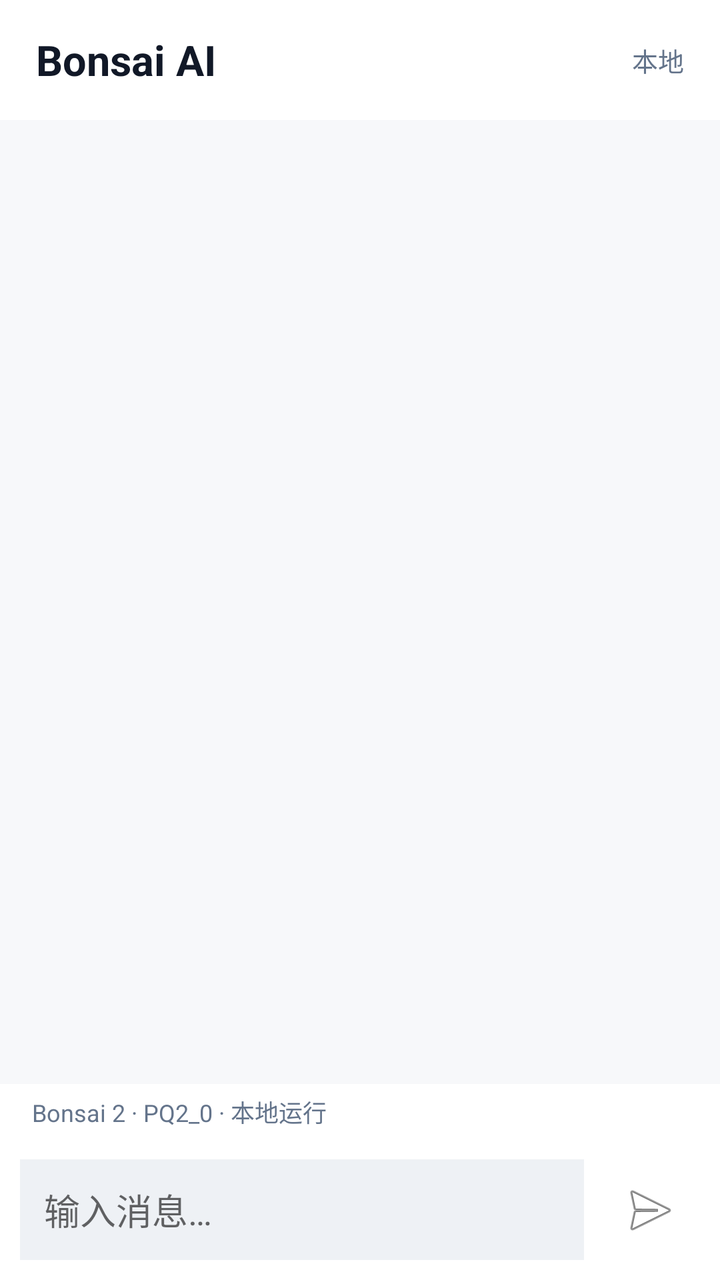
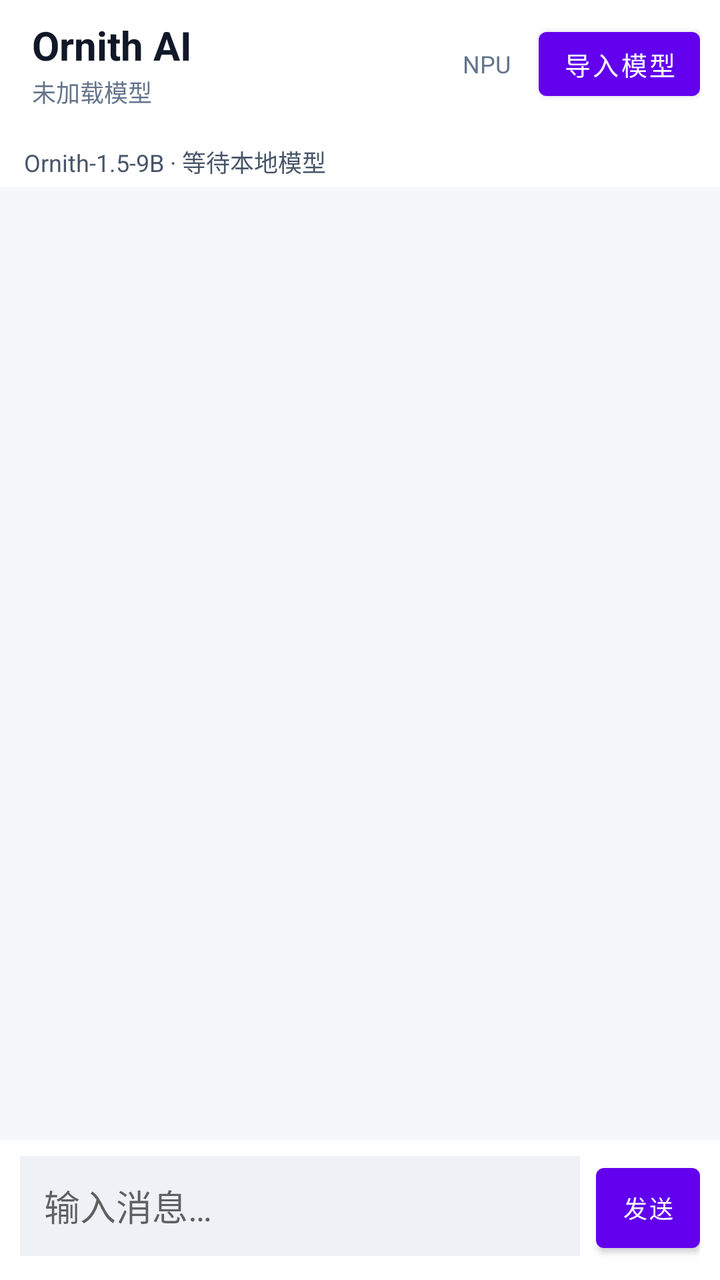

The first picture is an Android layout as it rendered before a commit; the second is the same layout after the commit. The layout source and the unified diff follow.
<!-- AndroidManifest.xml: fallback theme Theme.MaterialComponents.DayNight.NoActionBar -->
<!-- res/layout/activity_chat.xml -->
<?xml version="1.0" encoding="utf-8"?>
<LinearLayout xmlns:android="http://schemas.android.com/apk/res/android"
    android:layout_width="match_parent"
    android:layout_height="match_parent"
    android:orientation="vertical"
    android:background="#F7F8FA">

    <LinearLayout
        android:layout_width="match_parent"
        android:layout_height="60dp"
        android:gravity="center_vertical"
        android:paddingStart="18dp"
        android:paddingEnd="18dp"
        android:background="#FFFFFF">

        <TextView
            android:id="@+id/chatTitle"
            android:layout_width="0dp"
            android:layout_height="wrap_content"
            android:layout_weight="1"
            android:text="Bonsai AI"
            android:textColor="#111827"
            android:textSize="21sp"
            android:textStyle="bold" />

        <TextView
            android:id="@+id/runtimeState"
            android:layout_width="wrap_content"
            android:layout_height="wrap_content"
            android:text="本地"
            android:textColor="#64748B"
            android:textSize="13sp" />
    </LinearLayout>

    <ScrollView
        android:id="@+id/messagesScroll"
        android:layout_width="match_parent"
        android:layout_height="0dp"
        android:layout_weight="1"
        android:fillViewport="true"
        android:padding="12dp">

        <LinearLayout
            android:id="@+id/messages"
            android:layout_width="match_parent"
            android:layout_height="wrap_content"
            android:orientation="vertical" />
    </ScrollView>

    <TextView
        android:id="@+id/statusLine"
        android:layout_width="match_parent"
        android:layout_height="wrap_content"
        android:text="Bonsai 2 · PQ2_0 · 本地运行"
        android:textColor="#64748B"
        android:textSize="12sp"
        android:paddingStart="16dp"
        android:paddingEnd="16dp"
        android:paddingTop="5dp"
        android:paddingBottom="5dp"
        android:background="#FFFFFF" />

    <LinearLayout
        android:layout_width="match_parent"
        android:layout_height="wrap_content"
        android:orientation="horizontal"
        android:gravity="bottom"
        android:padding="10dp"
        android:background="#FFFFFF">

        <EditText
            android:id="@+id/input"
            android:layout_width="0dp"
            android:layout_height="wrap_content"
            android:layout_weight="1"
            android:minHeight="48dp"
            android:maxLines="6"
            android:gravity="top|start"
            android:hint="输入消息…"
            android:padding="12dp"
            android:background="#EEF1F5"
            android:inputType="textCapSentences|textMultiLine" />

        <ImageButton
            android:id="@+id/send"
            android:layout_width="50dp"
            android:layout_height="50dp"
            android:layout_marginStart="8dp"
            android:contentDescription="发送"
            android:src="@android:drawable/ic_menu_send"
            android:background="?android:attr/selectableItemBackgroundBorderless" />
    </LinearLayout>
</LinearLayout>
<!-- resources referenced by this layout -->
<resources>

</resources>

<!-- the commit's change to res/layout/activity_chat.xml (unified diff, before → after) -->
@@ -3,33 +3,83 @@
     android:layout_width="match_parent"
     android:layout_height="match_parent"
     android:orientation="vertical"
-    android:background="#F7F8FA">
+    android:background="#F6F7F9">
 
     <LinearLayout
         android:layout_width="match_parent"
-        android:layout_height="60dp"
+        android:layout_height="64dp"
         android:gravity="center_vertical"
-        android:paddingStart="18dp"
-        android:paddingEnd="18dp"
+        android:paddingStart="16dp"
+        android:paddingEnd="10dp"
         android:background="#FFFFFF">
 
-        <TextView
-            android:id="@+id/chatTitle"
+        <LinearLayout
             android:layout_width="0dp"
             android:layout_height="wrap_content"
             android:layout_weight="1"
-            android:text="Bonsai AI"
-            android:textColor="#111827"
-            android:textSize="21sp"
-            android:textStyle="bold" />
+            android:orientation="vertical">
+
+            <TextView
+                android:id="@+id/chatTitle"
+                android:layout_width="wrap_content"
+                android:layout_height="wrap_content"
+                android:text="Ornith AI"
+                android:textColor="#111827"
+                android:textSize="20sp"
+                android:textStyle="bold" />
+
+            <TextView
+                android:id="@+id/modelState"
+                android:layout_width="wrap_content"
+                android:layout_height="wrap_content"
+                android:text="未加载模型"
+                android:textColor="#64748B"
+                android:textSize="12sp"
+                android:layout_marginTop="1dp" />
+        </LinearLayout>
 
         <TextView
             android:id="@+id/runtimeState"
             android:layout_width="wrap_content"
             android:layout_height="wrap_content"
-            android:text="本地"
+            android:text="NPU"
             android:textColor="#64748B"
-            android:textSize="13sp" />
+            android:textSize="12sp"
+            android:paddingStart="8dp"
+            android:paddingEnd="8dp"
+            android:paddingTop="5dp"
+            android:paddingBottom="5dp" />
+
+        <Button
+            android:id="@+id/importModel"
+            android:layout_width="wrap_content"
+            android:layout_height="44dp"
+            android:minWidth="0dp"
+            android:text="导入模型"
+            android:textSize="13sp"
+            android:textAllCaps="false"
+            android:paddingStart="12dp"
+            android:paddingEnd="12dp"
+            android:layout_marginStart="6dp" />
+    </LinearLayout>
+
+    <LinearLayout
+        android:layout_width="match_parent"
+        android:layout_height="wrap_content"
+        android:orientation="vertical"
+        android:paddingStart="12dp"
+        android:paddingEnd="12dp"
+        android:paddingTop="8dp"
+        android:paddingBottom="4dp"
+        android:background="#FFFFFF">
+
+        <TextView
+            android:id="@+id/statusLine"
+            android:layout_width="match_parent"
+            android:layout_height="wrap_content"
+            android:text="Ornith-1.5-9B · 等待本地模型"
+            android:textColor="#475569"
+            android:textSize="12sp" />
     </LinearLayout>
 
     <ScrollView
@@ -38,7 +88,7 @@
         android:layout_height="0dp"
         android:layout_weight="1"
         android:fillViewport="true"
-        android:padding="12dp">
+        android:padding="8dp">
 
         <LinearLayout
             android:id="@+id/messages"
@@ -47,25 +97,15 @@
             android:orientation="vertical" />
     </ScrollView>
 
-    <TextView
-        android:id="@+id/statusLine"
-        android:layout_width="match_parent"
-        android:layout_height="wrap_content"
-        android:text="Bonsai 2 · PQ2_0 · 本地运行"
-        android:textColor="#64748B"
-        android:textSize="12sp"
-        android:paddingStart="16dp"
-        android:paddingEnd="16dp"
-        android:paddingTop="5dp"
-        android:paddingBottom="5dp"
-        android:background="#FFFFFF" />
-
     <LinearLayout
         android:layout_width="match_parent"
         android:layout_height="wrap_content"
         android:orientation="horizontal"
         android:gravity="bottom"
-        android:padding="10dp"
+        android:paddingStart="10dp"
+        android:paddingEnd="10dp"
+        android:paddingTop="8dp"
+        android:paddingBottom="10dp"
         android:background="#FFFFFF">
 
         <EditText
@@ -81,13 +121,15 @@
             android:background="#EEF1F5"
             android:inputType="textCapSentences|textMultiLine" />
 
-        <ImageButton
+        <Button
             android:id="@+id/send"
-            android:layout_width="50dp"
-            android:layout_height="50dp"
+            android:layout_width="52dp"
+            android:layout_height="52dp"
             android:layout_marginStart="8dp"
-            android:contentDescription="发送"
-            android:src="@android:drawable/ic_menu_send"
-            android:background="?android:attr/selectableItemBackgroundBorderless" />
+            android:minWidth="0dp"
+            android:text="发送"
+            android:textSize="12sp"
+            android:textAllCaps="false"
+            android:padding="0dp" />
     </LinearLayout>
 </LinearLayout>
